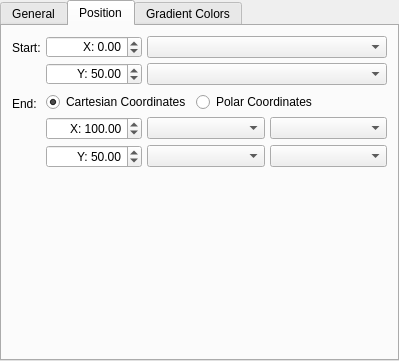
First picture: the form in plugins/generators/gradient/KisGradientGeneratorConfigWidget.ui, repository KDE/krita, before the edit.
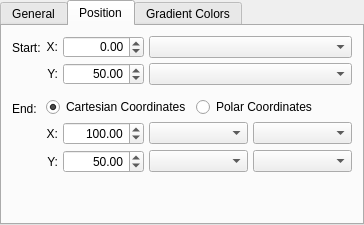
Second picture: the form after the edit. The open tabs and pages were chosen to show the change. Custom widgets are drawn as their Qt base class.

Commit message: Change gradient generator widget to use labels aside spin boxes instead of spinbox prefix

Diff of the .ui file:
```diff
--- a/plugins/generators/gradient/KisGradientGeneratorConfigWidget.ui
+++ b/plugins/generators/gradient/KisGradientGeneratorConfigWidget.ui
@@ -6,16 +6,10 @@
    <rect>
     <x>0</x>
     <y>0</y>
-    <width>399</width>
-    <height>361</height>
+    <width>364</width>
+    <height>225</height>
    </rect>
   </property>
-  <property name="sizePolicy">
-   <sizepolicy hsizetype="Preferred" vsizetype="Preferred">
-    <horstretch>0</horstretch>
-    <verstretch>0</verstretch>
-   </sizepolicy>
-  </property>
   <property name="minimumSize">
    <size>
     <width>0</width>
@@ -171,7 +165,7 @@
           <number>5</number>
          </property>
          <property name="verticalSpacing">
-          <number>5</number>
+          <number>10</number>
          </property>
          <item row="0" column="0">
           <widget class="QLabel" name="labelStartPosition">
@@ -181,24 +175,21 @@
           </widget>
          </item>
          <item row="0" column="1">
-          <layout class="QGridLayout" name="gridLayout" rowstretch="0,0" columnstretch="0,1">
+          <layout class="QGridLayout" name="gridLayout" rowstretch="0,0" columnstretch="0,0,1">
            <property name="spacing">
             <number>5</number>
            </property>
-           <item row="1" column="1">
+           <item row="0" column="2">
+            <widget class="QComboBox" name="comboBoxStartPositionXUnits"/>
+           </item>
+           <item row="1" column="2">
             <widget class="QComboBox" name="comboBoxStartPositionYUnits"/>
            </item>
            <item row="0" column="1">
-            <widget class="QComboBox" name="comboBoxStartPositionXUnits"/>
-           </item>
-           <item row="0" column="0">
             <widget class="QDoubleSpinBox" name="spinBoxStartPositionX">
              <property name="alignment">
               <set>Qt::AlignRight|Qt::AlignTrailing|Qt::AlignVCenter</set>
              </property>
-             <property name="prefix">
-              <string>X: </string>
-             </property>
              <property name="minimum">
               <double>-50000.000000000000000</double>
              </property>
@@ -210,14 +201,11 @@
              </property>
             </widget>
            </item>
-           <item row="1" column="0">
+           <item row="1" column="1">
             <widget class="QDoubleSpinBox" name="spinBoxStartPositionY">
              <property name="alignment">
               <set>Qt::AlignRight|Qt::AlignTrailing|Qt::AlignVCenter</set>
              </property>
-             <property name="prefix">
-              <string>Y: </string>
-             </property>
              <property name="minimum">
               <double>-50000.000000000000000</double>
              </property>
@@ -229,6 +217,26 @@
              </property>
             </widget>
            </item>
+           <item row="0" column="0">
+            <widget class="QLabel" name="label">
+             <property name="text">
+              <string>X:</string>
+             </property>
+             <property name="alignment">
+              <set>Qt::AlignRight|Qt::AlignTrailing|Qt::AlignVCenter</set>
+             </property>
+            </widget>
+           </item>
+           <item row="1" column="0">
+            <widget class="QLabel" name="label_2">
+             <property name="text">
+              <string>Y:</string>
+             </property>
+             <property name="alignment">
+              <set>Qt::AlignRight|Qt::AlignTrailing|Qt::AlignVCenter</set>
+             </property>
+            </widget>
+           </item>
           </layout>
          </item>
          <item row="1" column="0">
@@ -302,7 +310,7 @@
               <number>0</number>
              </property>
              <widget class="QWidget" name="stackedWidgetPageEndPositionCartesian">
-              <layout class="QGridLayout" name="gridLayout_3" columnstretch="0,1,1">
+              <layout class="QGridLayout" name="gridLayout_3" columnstretch="0,0,1,1">
                <property name="leftMargin">
                 <number>0</number>
                </property>
@@ -318,14 +326,11 @@
                <property name="spacing">
                 <number>5</number>
                </property>
-               <item row="0" column="0">
+               <item row="0" column="1">
                 <widget class="QDoubleSpinBox" name="spinBoxEndPositionX">
                  <property name="alignment">
                   <set>Qt::AlignRight|Qt::AlignTrailing|Qt::AlignVCenter</set>
                  </property>
-                 <property name="prefix">
-                  <string>X: </string>
-                 </property>
                  <property name="minimum">
                   <double>-50000.000000000000000</double>
                  </property>
@@ -337,36 +342,53 @@
                  </property>
                 </widget>
                </item>
-               <item row="1" column="0">
-                <widget class="QDoubleSpinBox" name="spinBoxEndPositionY">
-                 <property name="alignment">
-                  <set>Qt::AlignRight|Qt::AlignTrailing|Qt::AlignVCenter</set>
-                 </property>
-                 <property name="prefix">
-                  <string>Y: </string>
-                 </property>
-                 <property name="minimum">
-                  <double>-50000.000000000000000</double>
-                 </property>
-                 <property name="maximum">
-                  <double>50000.000000000000000</double>
-                 </property>
-                 <property name="value">
-                  <double>50.000000000000000</double>
-                 </property>
-                </widget>
-               </item>
-               <item row="1" column="1">
-                <widget class="QComboBox" name="comboBoxEndPositionYUnits"/>
-               </item>
-               <item row="0" column="1">
-                <widget class="QComboBox" name="comboBoxEndPositionXUnits"/>
-               </item>
                <item row="0" column="2">
+                <widget class="QComboBox" name="comboBoxEndPositionXUnits"/>
+               </item>
+               <item row="1" column="3">
+                <widget class="QComboBox" name="comboBoxEndPositionYPositioning"/>
+               </item>
+               <item row="0" column="3">
                 <widget class="QComboBox" name="comboBoxEndPositionXPositioning"/>
                </item>
                <item row="1" column="2">
-                <widget class="QComboBox" name="comboBoxEndPositionYPositioning"/>
+                <widget class="QComboBox" name="comboBoxEndPositionYUnits"/>
+               </item>
+               <item row="1" column="1">
+                <widget class="QDoubleSpinBox" name="spinBoxEndPositionY">
+                 <property name="alignment">
+                  <set>Qt::AlignRight|Qt::AlignTrailing|Qt::AlignVCenter</set>
+                 </property>
+                 <property name="minimum">
+                  <double>-50000.000000000000000</double>
+                 </property>
+                 <property name="maximum">
+                  <double>50000.000000000000000</double>
+                 </property>
+                 <property name="value">
+                  <double>50.000000000000000</double>
+                 </property>
+                </widget>
+               </item>
+               <item row="0" column="0">
+                <widget class="QLabel" name="label_3">
+                 <property name="text">
+                  <string>X:</string>
+                 </property>
+                 <property name="alignment">
+                  <set>Qt::AlignRight|Qt::AlignTrailing|Qt::AlignVCenter</set>
+                 </property>
+                </widget>
+               </item>
+               <item row="1" column="0">
+                <widget class="QLabel" name="label_4">
+                 <property name="text">
+                  <string>Y:</string>
+                 </property>
+                 <property name="alignment">
+                  <set>Qt::AlignRight|Qt::AlignTrailing|Qt::AlignVCenter</set>
+                 </property>
+                </widget>
                </item>
               </layout>
              </widget>
```
Left out of the diff: 15 changed lines with no effect on the pictures.
